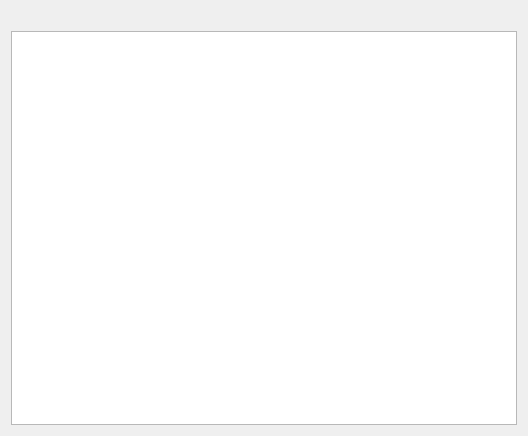
First picture: the form in ProjetsCPP/GeoStation_Projet/tableauwidget.ui, repository CALF75/FormationAJC, before the edit.
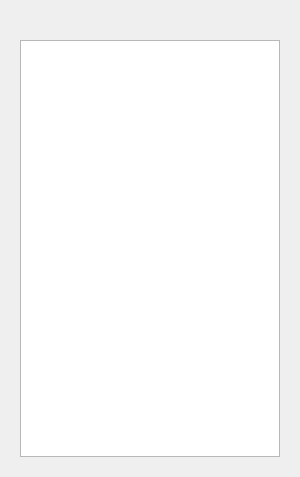
Second picture: the form after the edit. Icons and pictures are not drawn. Custom widgets are drawn as their Qt base class.

Patch:
```diff
--- a/ProjetsCPP/GeoStation_Projet/tableauwidget.ui
+++ b/ProjetsCPP/GeoStation_Projet/tableauwidget.ui
@@ -6,10 +6,22 @@
    <rect>
     <x>0</x>
     <y>0</y>
-    <width>528</width>
-    <height>436</height>
+    <width>300</width>
+    <height>477</height>
    </rect>
   </property>
+  <property name="minimumSize">
+   <size>
+    <width>300</width>
+    <height>477</height>
+   </size>
+  </property>
+  <property name="maximumSize">
+   <size>
+    <width>1000</width>
+    <height>1000</height>
+   </size>
+  </property>
   <property name="windowTitle">
    <string>Form</string>
   </property>
@@ -19,6 +31,9 @@
   </property>
   <layout class="QGridLayout" name="gridLayout_2">
    <item row="0" column="0">
+    <widget class="WidgetStyleSheet" name="widget" native="true">
+     <layout class="QGridLayout" name="gridLayout_3">
+      <item row="0" column="0">
     <layout class="QGridLayout" name="gridLayout">
      <item row="0" column="0">
       <widget class="QLabel" name="labelTitle">
@@ -28,12 +43,33 @@
       </widget>
      </item>
      <item row="1" column="0">
-      <widget class="QTableWidget" name="tableWidget"/>
+         <widget class="QTableWidget" name="tableWidget">
+          <attribute name="horizontalHeaderCascadingSectionResizes">
+           <bool>false</bool>
+          </attribute>
+          <attribute name="horizontalHeaderStretchLastSection">
+           <bool>true</bool>
+          </attribute>
+          <attribute name="verticalHeaderStretchLastSection">
+           <bool>true</bool>
+          </attribute>
+         </widget>
      </item>
     </layout>
    </item>
   </layout>
  </widget>
+   </item>
+  </layout>
+ </widget>
+ <customwidgets>
+  <customwidget>
+   <class>WidgetStyleSheet</class>
+   <extends>QWidget</extends>
+   <header>widgetstylesheet.h</header>
+   <container>1</container>
+  </customwidget>
+ </customwidgets>
  <resources/>
  <connections/>
 </ui>
```
Left out of the diff: 3 changed lines with no effect on the pictures. Lines whose indentation alone changed are shown as unchanged.
